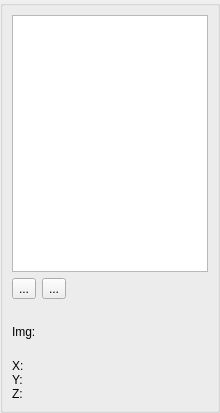
Before: the Qt Designer form app/widget/BarrierEditor.ui in mattjr/benthicQT, drawn with Qt 5.
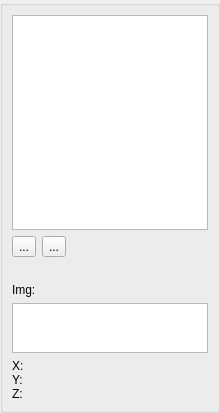
After: the same form once the commit is applied. Icons and pictures are not drawn. Custom widgets are drawn as their Qt base class.

Commit message: accetable layout

What changed in the file:
```diff
--- a/app/widget/BarrierEditor.ui
+++ b/app/widget/BarrierEditor.ui
@@ -12,7 +12,7 @@
    </rect>
   </property>
   <property name="sizePolicy">
-   <sizepolicy hsizetype="Preferred" vsizetype="Preferred">
+   <sizepolicy hsizetype="Maximum" vsizetype="Preferred">
     <horstretch>0</horstretch>
     <verstretch>100</verstretch>
    </sizepolicy>
@@ -33,7 +33,7 @@
    <item>
     <widget class="QGroupBox" name="groupBox">
      <property name="sizePolicy">
-      <sizepolicy hsizetype="Preferred" vsizetype="Preferred">
+      <sizepolicy hsizetype="Fixed" vsizetype="Preferred">
        <horstretch>0</horstretch>
        <verstretch>100</verstretch>
       </sizepolicy>
@@ -178,14 +178,32 @@
          <number>1</number>
         </property>
         <property name="text">
-         <string>Img:
-</string>
+         <string>Img:</string>
+        </property>
+        <property name="scaledContents">
+         <bool>false</bool>
         </property>
         <property name="wordWrap">
          <bool>true</bool>
         </property>
        </widget>
       </item>
+      <item>
+       <widget class="QTextBrowser" name="textBrowser">
+        <property name="sizePolicy">
+         <sizepolicy hsizetype="Expanding" vsizetype="Fixed">
+          <horstretch>0</horstretch>
+          <verstretch>0</verstretch>
+         </sizepolicy>
+        </property>
+        <property name="maximumSize">
+         <size>
+          <width>10000</width>
+          <height>50</height>
+         </size>
+        </property>
+       </widget>
+      </item>
       <item>
        <widget class="QLabel" name="label_2">
         <property name="sizePolicy">
```
The commit also changes 2 other files.
